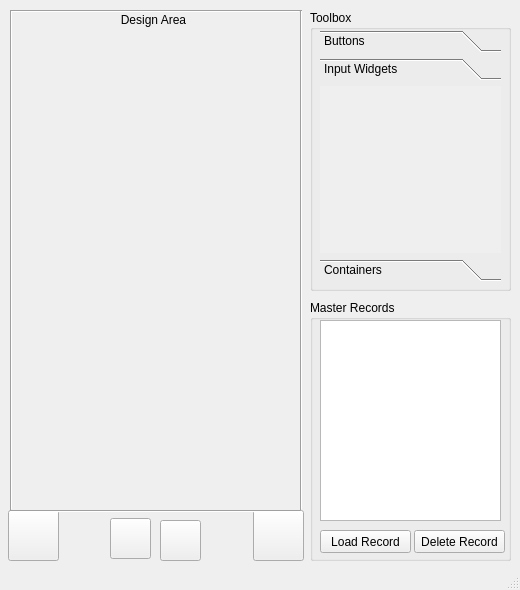
abigdreamer/Objectwheelprivate, file mainwindow.ui: the form before one commit.
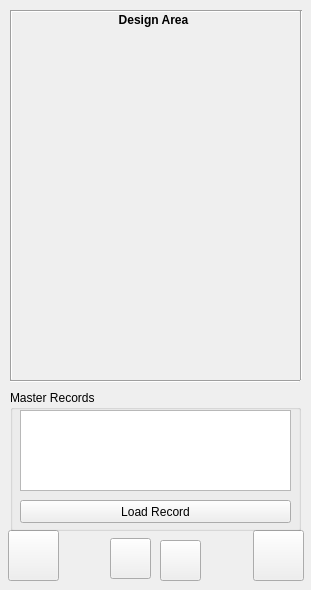
The form after the commit. Icons and pictures are not drawn.

Commit message: Reconfigured gui for android -1.

The edit to the form file:
```diff
--- a/mainwindow.ui
+++ b/mainwindow.ui
@@ -6,7 +6,7 @@
    <rect>
     <x>0</x>
     <y>0</y>
-    <width>520</width>
+    <width>311</width>
     <height>590</height>
    </rect>
   </property>
@@ -19,15 +19,15 @@
      <rect>
       <x>0</x>
       <y>0</y>
-      <width>520</width>
-      <height>570</height>
+      <width>311</width>
+      <height>591</height>
      </rect>
     </property>
     <widget class="QPushButton" name="backButton">
      <property name="geometry">
       <rect>
        <x>8</x>
-       <y>510</y>
+       <y>530</y>
        <width>51</width>
        <height>51</height>
       </rect>
@@ -51,7 +51,7 @@
      <property name="geometry">
       <rect>
        <x>253</x>
-       <y>510</y>
+       <y>530</y>
        <width>51</width>
        <height>51</height>
       </rect>
@@ -75,7 +75,7 @@
      <property name="geometry">
       <rect>
        <x>10</x>
-       <y>510</y>
+       <y>380</y>
        <width>290</width>
        <height>3</height>
       </rect>
@@ -88,7 +88,7 @@
      <property name="geometry">
       <rect>
        <x>110</x>
-       <y>518</y>
+       <y>538</y>
        <width>41</width>
        <height>41</height>
       </rect>
@@ -111,22 +111,25 @@
     <widget class="QGroupBox" name="masterBox">
      <property name="geometry">
       <rect>
-       <x>310</x>
-       <y>300</y>
-       <width>201</width>
-       <height>261</height>
+       <x>10</x>
+       <y>390</y>
+       <width>291</width>
+       <height>141</height>
       </rect>
      </property>
      <property name="title">
       <string>Master Records</string>
      </property>
+     <property name="flat">
+      <bool>false</bool>
+     </property>
      <widget class="QListWidget" name="masterRecordList">
       <property name="geometry">
        <rect>
         <x>10</x>
         <y>20</y>
-        <width>181</width>
-        <height>201</height>
+        <width>271</width>
+        <height>81</height>
        </rect>
       </property>
      </widget>
@@ -134,8 +137,8 @@
       <property name="geometry">
        <rect>
         <x>10</x>
-        <y>230</y>
-        <width>91</width>
+        <y>110</y>
+        <width>271</width>
         <height>23</height>
        </rect>
       </property>
@@ -146,87 +149,6 @@
        <string>Load Record</string>
       </property>
      </widget>
-     <widget class="QPushButton" name="deleteMasterButton">
-      <property name="geometry">
-       <rect>
-        <x>104</x>
-        <y>230</y>
-        <width>91</width>
-        <height>23</height>
-       </rect>
-      </property>
-      <property name="cursor">
-       <cursorShape>PointingHandCursor</cursorShape>
-      </property>
-      <property name="text">
-       <string>Delete Record</string>
-      </property>
-     </widget>
-    </widget>
-    <widget class="QGroupBox" name="toolBox">
-     <property name="geometry">
-      <rect>
-       <x>310</x>
-       <y>10</y>
-       <width>201</width>
-       <height>281</height>
-      </rect>
-     </property>
-     <property name="title">
-      <string>Toolbox</string>
-     </property>
-     <widget class="QToolBox" name="widgetBox">
-      <property name="geometry">
-       <rect>
-        <x>10</x>
-        <y>20</y>
-        <width>181</width>
-        <height>251</height>
-       </rect>
-      </property>
-      <property name="currentIndex">
-       <number>1</number>
-      </property>
-      <widget class="QWidget" name="buttonPage">
-       <property name="geometry">
-        <rect>
-         <x>0</x>
-         <y>0</y>
-         <width>181</width>
-         <height>164</height>
-        </rect>
-       </property>
-       <attribute name="label">
-        <string>Buttons</string>
-       </attribute>
-      </widget>
-      <widget class="QWidget" name="inputPage">
-       <property name="geometry">
-        <rect>
-         <x>0</x>
-         <y>0</y>
-         <width>181</width>
-         <height>164</height>
-        </rect>
-       </property>
-       <attribute name="label">
-        <string>Input Widgets</string>
-       </attribute>
-      </widget>
-      <widget class="QWidget" name="containerPage">
-       <property name="geometry">
-        <rect>
-         <x>0</x>
-         <y>0</y>
-         <width>181</width>
-         <height>164</height>
-        </rect>
-       </property>
-       <attribute name="label">
-        <string>Containers</string>
-       </attribute>
-      </widget>
-     </widget>
     </widget>
     <widget class="Line" name="toolboxLine">
      <property name="geometry">
@@ -234,7 +156,7 @@
        <x>300</x>
        <y>10</y>
        <width>3</width>
-       <height>500</height>
+       <height>370</height>
       </rect>
      </property>
      <property name="orientation">
@@ -260,7 +182,7 @@
        <x>10</x>
        <y>10</y>
        <width>3</width>
-       <height>500</height>
+       <height>370</height>
       </rect>
      </property>
      <property name="orientation">
@@ -271,7 +193,7 @@
      <property name="geometry">
       <rect>
        <x>160</x>
-       <y>520</y>
+       <y>540</y>
        <width>41</width>
        <height>41</height>
       </rect>
@@ -300,6 +222,12 @@
        <height>20</height>
       </rect>
      </property>
+     <property name="font">
+      <font>
+       <weight>75</weight>
+       <bold>true</bold>
+      </font>
+     </property>
      <property name="text">
       <string>Design Area</string>
      </property>
@@ -309,7 +237,6 @@
     </widget>
    </widget>
   </widget>
-  <widget class="QStatusBar" name="statusBar"/>
  </widget>
  <layoutdefault spacing="6" margin="11"/>
  <resources/>
```
The commit also changes 5 other files.
